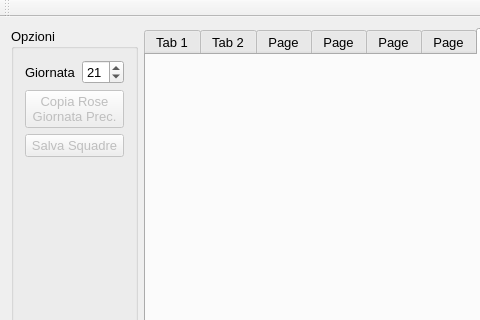
Old version of the form mainwindow.ui in the repository Myzhar/Fantacalcio; both pictures show x 0 to 480 and y 0 to 320 of the 1071 by 670 pixel window.
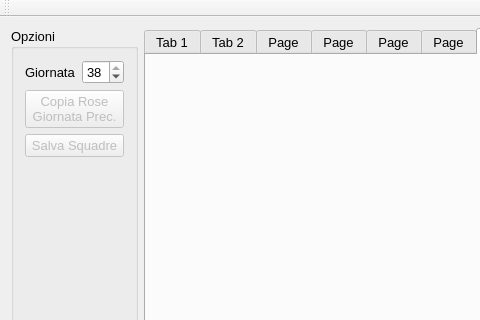
New version of the form. The open tabs and pages were chosen to show the change. Custom widgets are drawn as their Qt base class.

Diff of the .ui file:
```diff
--- a/mainwindow.ui
+++ b/mainwindow.ui
@@ -122,7 +122,7 @@
           <number>38</number>
          </property>
          <property name="value">
-          <number>21</number>
+          <number>38</number>
          </property>
         </widget>
        </item>
```
Left out of the diff: 2 changed lines with no effect on the pictures.
